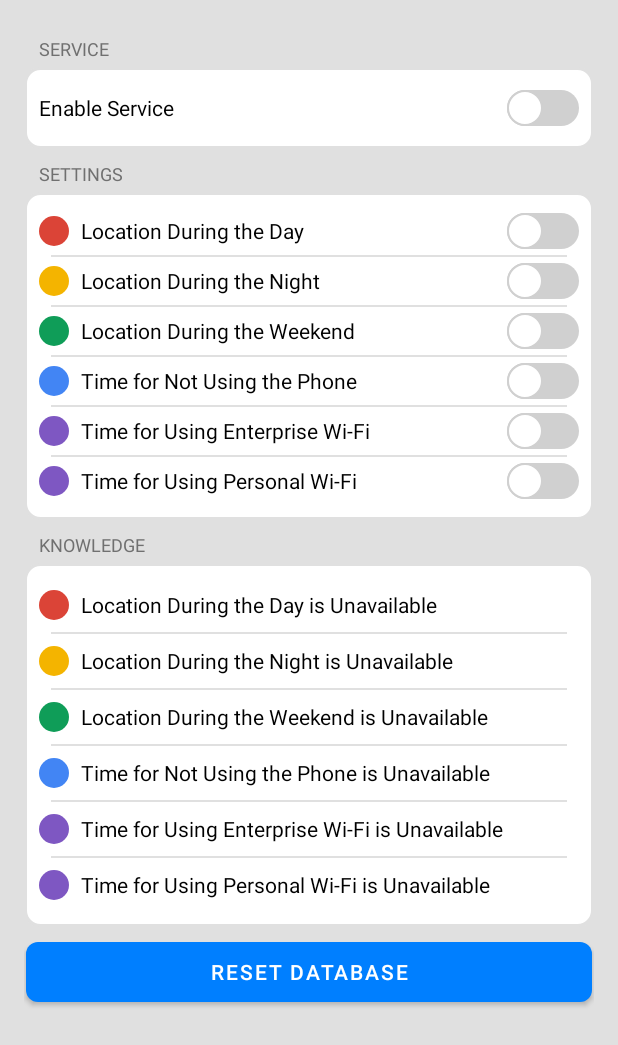
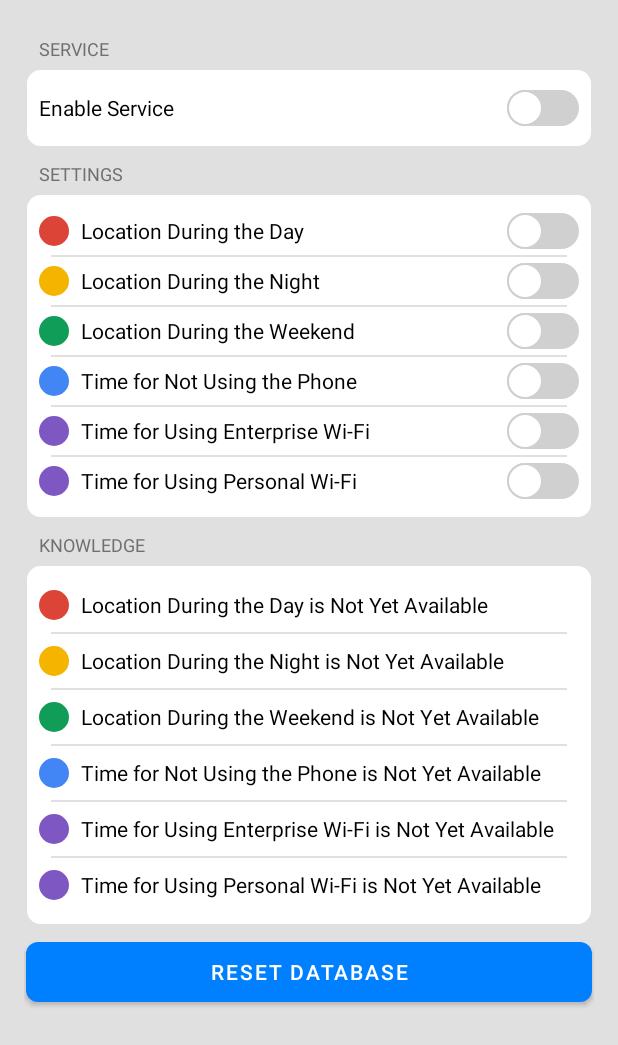
Before and after one commit to dearto20/LlmWithRag, an Android app: the layout fragment_store_embeddings.xml on its own in the app's theme, with its tools: preview values and no code run, on a phone screen of 412 x 824 dp. Shown: the top 1045 px of the screen. Run offline under Robolectric (Android 15) with nearby library versions, the phone set to English and light mode, and no system bars.

Commit message:
update connectivity tracker for enterprise network

```diff
--- a/app/src/main/res/values/strings.xml
+++ b/app/src/main/res/values/strings.xml
@@ -3,17 +3,17 @@
     <string name="store_embeddings">Store Embeddings</string>
     <string name="perform_query">Perform Query</string>
     <string name="day_location">Location During the Day</string>
-    <string name="day_location_unavailable">Location During the Day is Unavailable</string>
+    <string name="day_location_unavailable">Location During the Day is Not Yet Available</string>
     <string name="night_location">Location During the Night</string>
-    <string name="night_location_unavailable">Location During the Night is Unavailable</string>
+    <string name="night_location_unavailable">Location During the Night is Not Yet Available</string>
     <string name="weekend_location">Location During the Weekend</string>
-    <string name="weekend_location_unavailable">Location During the Weekend is Unavailable</string>
+    <string name="weekend_location_unavailable">Location During the Weekend is Not Yet Available</string>
     <string name="stationary_time">Time for Not Using the Phone</string>
-    <string name="stationary_time_unavailable">Time for Not Using the Phone is Unavailable</string>
+    <string name="stationary_time_unavailable">Time for Not Using the Phone is Not Yet Available</string>
     <string name="enterprise_wifi_time">Time for Using Enterprise Wi-Fi</string>
-    <string name="enterprise_wifi_time_unavailable">Time for Using Enterprise Wi-Fi is Unavailable</string>
+    <string name="enterprise_wifi_time_unavailable">Time for Using Enterprise Wi-Fi is Not Yet Available</string>
     <string name="personal_wifi_time">Time for Using Personal Wi-Fi</string>
-    <string name="personal_wifi_time_unavailable">Time for Using Personal Wi-Fi is Unavailable</string>
+    <string name="personal_wifi_time_unavailable">Time for Using Personal Wi-Fi is Not Yet Available</string>
     <string name="add_to_database">Add</string>
     <string name="remove_from_database">Remove</string>
     <string name="reset_database">Reset Database</string>
```
Also changed, not shown: app/src/main/java/com/example/llmwithrag/MonitoringService.java (+34 -7 lines), app/src/main/java/com/example/llmwithrag/datasource/connectivity/ConnectivityTracker.java (+40 -1 lines).
